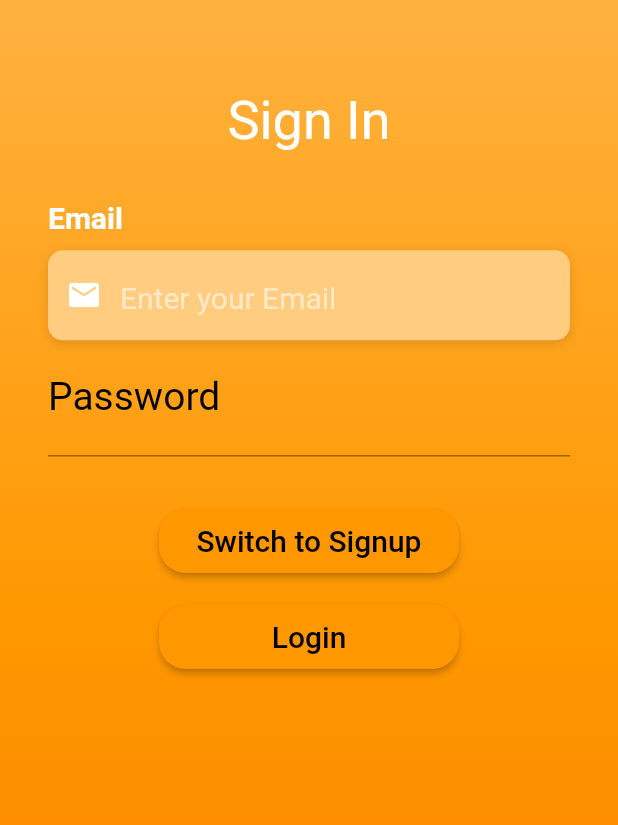
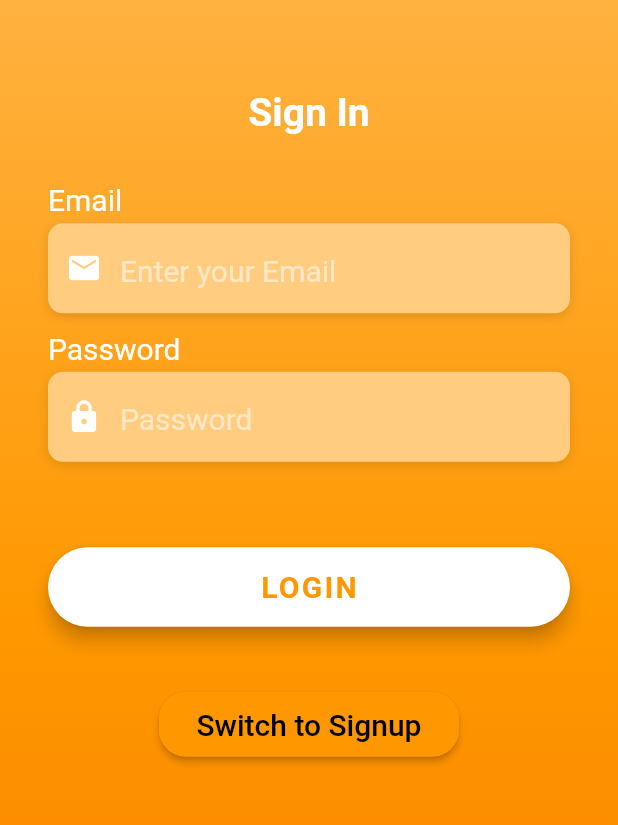
Before and after one commit to mateolas/archive_your_bill, a Flutter app: the screen it shows after launch, on a phone screen of 412 x 824 dp, the part 248-1073 px from its top. Run offline on Flutter 3.47's test engine with Material 2 defaults, Android fonts, the phone set to English and light mode, and no system bars; our stand-ins replace cloud_firestore, firebase_auth, firebase_storage, image_picker, permission_handler, share; accounts and stored records are empty; Roboto replaces fonts that are missing (Calibri); project files that could hold a hidden picture were left out.

Commit message:
Updating the view of the login screen

```diff
--- a/archive_your_bill/lib/main.dart
+++ b/archive_your_bill/lib/main.dart
@@ -28,6 +28,7 @@ class MyApp extends StatelessWidget {
       theme: ThemeData(
         primarySwatch: Colors.orange,
         accentColor: Colors.black,
+        fontFamily: 'Calibri',
       ),
       home: Consumer<AuthNotifier>(
         builder: (context, notifier, child) {
--- a/archive_your_bill/lib/screens/login.dart
+++ b/archive_your_bill/lib/screens/login.dart
@@ -55,7 +55,6 @@ class _LoginState extends State<Login> {
           //width: 400,
           //scale: 0.8,
           //fit: BoxFit.fitWidth,
-
         ),
         SizedBox(height: 60.0)
       ],
@@ -108,7 +107,6 @@ class _LoginState extends State<Login> {
 
   final kLabelStyle = TextStyle(
     color: Colors.white,
-    fontWeight: FontWeight.bold,
     fontFamily: 'Calibri',
     fontSize: 20,
   );
@@ -121,7 +119,7 @@ class _LoginState extends State<Login> {
           'Email',
           style: kLabelStyle,
         ),
-        SizedBox(height: 10.0),
+        SizedBox(height: 4.0),
         Container(
           alignment: Alignment.centerLeft,
           decoration: kBoxDecorationStyle,
@@ -145,13 +143,13 @@ class _LoginState extends State<Login> {
             ),
             validator: (String value) {
               if (value.isEmpty) {
-                return 'Email is required';
+                return '    Email is required';
               }
 
               if (!RegExp(
                       r"[a-z0-9!#$%&'*+/=?^_`{|}~-]+(?:\.[a-z0-9!#$%&'*+/=?^_`{|}~-]+)*@(?:[a-z0-9](?:[a-z0-9-]*[a-z0-9])?\.)+[a-z0-9](?:[a-z0-9-]*[a-z0-9])?")
                   .hasMatch(value)) {
-                return 'Please enter a valid email address';
+                return '    Please enter a valid email address';
               }
 
               return null;
@@ -161,27 +159,50 @@ class _LoginState extends State<Login> {
             },
           ),
         ),
+        SizedBox(height: 12.0),
       ],
     );
   }
 
   Widget _buildPasswordField() {
-    return TextFormField(
+    return Column(
+      crossAxisAlignment: CrossAxisAlignment.start,
+      children: [
+        Text(
+          'Password',
+          style: kLabelStyle,
+        ),
+        SizedBox(height: 4.0),
+        Container(
+          alignment: Alignment.centerLeft,
+          decoration: kBoxDecorationStyle,
+          height: 60.0,
+          child: TextFormField(
+            style: TextStyle(
+              color: Colors.white,
+              fontFamily: 'Calibri',
+              fontSize: 20,
+            ),
             decoration: InputDecoration(
-        labelText: "Password",
-        labelStyle: TextStyle(color: Colors.black),
+              border: InputBorder.none,
+              contentPadding: EdgeInsets.only(top: 14.0),
+              prefixIcon: Icon(
+                Icons.lock,
+                color: Colors.white,
               ),
-      style: TextStyle(fontSize: 26, color: Colors.black),
-      cursorColor: Colors.black,
+              hintText: "Password",
+              hintStyle: kHintTextStyle,
+            ),
+            //cursorColor: Colors.black,
             obscureText: true,
             controller: _passwordController,
             validator: (String value) {
               if (value.isEmpty) {
-          return 'Password is required';
+                return '    Password is required';
               }
 
               if (value.length < 5 || value.length > 20) {
-          return 'Password must be betweem 5 and 20 characters';
+                return '    Password must be betweem 5 and 20 characters';
               }
 
               return null;
@@ -189,6 +210,9 @@ class _LoginState extends State<Login> {
             onSaved: (String value) {
               _user.password = value;
             },
+          ),
+        ),
+      ],
     );
   }
 
@@ -255,7 +279,11 @@ class _LoginState extends State<Login> {
                         Text(
                           "Sign In",
                           textAlign: TextAlign.center,
-                          style: TextStyle(fontSize: 36, color: Colors.white),
+                          style: TextStyle(
+                            fontSize: 26,
+                            color: Colors.white,
+                            fontWeight: FontWeight.bold,
+                          ),
                         ),
                         SizedBox(height: 32),
                         _authMode == AuthMode.Signup
@@ -267,6 +295,35 @@ class _LoginState extends State<Login> {
                             ? _buildConfirmPasswordField()
                             : Container(),
                         SizedBox(height: 32),
+                        ButtonTheme(
+                          //minWidth: 200,
+                          shape: RoundedRectangleBorder(
+                            borderRadius: BorderRadius.circular(30.0),
+                            //side: BorderSide(color: Colors.orange),
+                          ),
+                          child: Container(
+                            padding: EdgeInsets.symmetric(vertical: 25.0),
+                            width: double.infinity,
+                            child: RaisedButton(
+                              elevation: 5.0,
+                              color: Colors.white,
+                              padding: EdgeInsets.all(15.0),
+                              onPressed: () => _submitForm(),
+                              child: Text(
+                                _authMode == AuthMode.Login
+                                    ? 'LOGIN'
+                                    : 'SIGNUP',
+                                style: TextStyle(
+                                  fontSize: 20,
+                                  color: Colors.orange,
+                                  letterSpacing: 1.5,
+                                  fontWeight: FontWeight.bold,
+                                ),
+                              ),
+                            ),
+                          ),
+                        ),
+                        SizedBox(height: 16),
                         ButtonTheme(
                           minWidth: 200,
                           child: RaisedButton(
@@ -289,23 +346,6 @@ class _LoginState extends State<Login> {
                             },
                           ),
                         ),
-                        SizedBox(height: 16),
-                        ButtonTheme(
-                          minWidth: 200,
-                          shape: RoundedRectangleBorder(
-                            borderRadius: BorderRadius.circular(18.0),
-                            side: BorderSide(color: Colors.orange),
-                          ),
-                          child: RaisedButton(
-                            padding: EdgeInsets.all(10.0),
-                            onPressed: () => _submitForm(),
-                            child: Text(
-                              _authMode == AuthMode.Login ? 'Login' : 'Signup',
-                              style:
-                                  TextStyle(fontSize: 20, color: Colors.black),
-                            ),
-                          ),
-                        ),
                       ],
                     ),
                   ),
```
Also changed, not shown: archive_your_bill/pubspec.yaml (+4 -4 lines), archive_your_bill/lib/assets/fonts/calibrii.ttf (added), archive_your_bill/lib/assets/fonts/calibril.ttf (added), archive_your_bill/lib/assets/fonts/calibrili.ttf (added), archive_your_bill/lib/assets/fonts/calibriz.ttf (added), 2 other files. Lines whose indentation alone changed are shown as unchanged.
